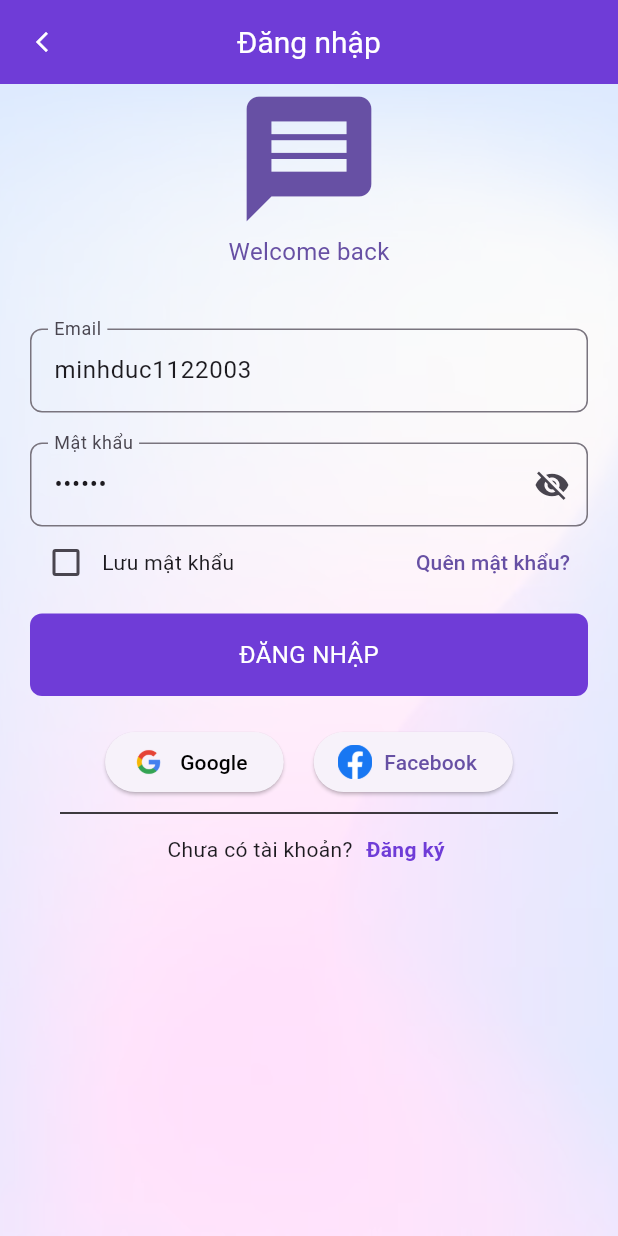
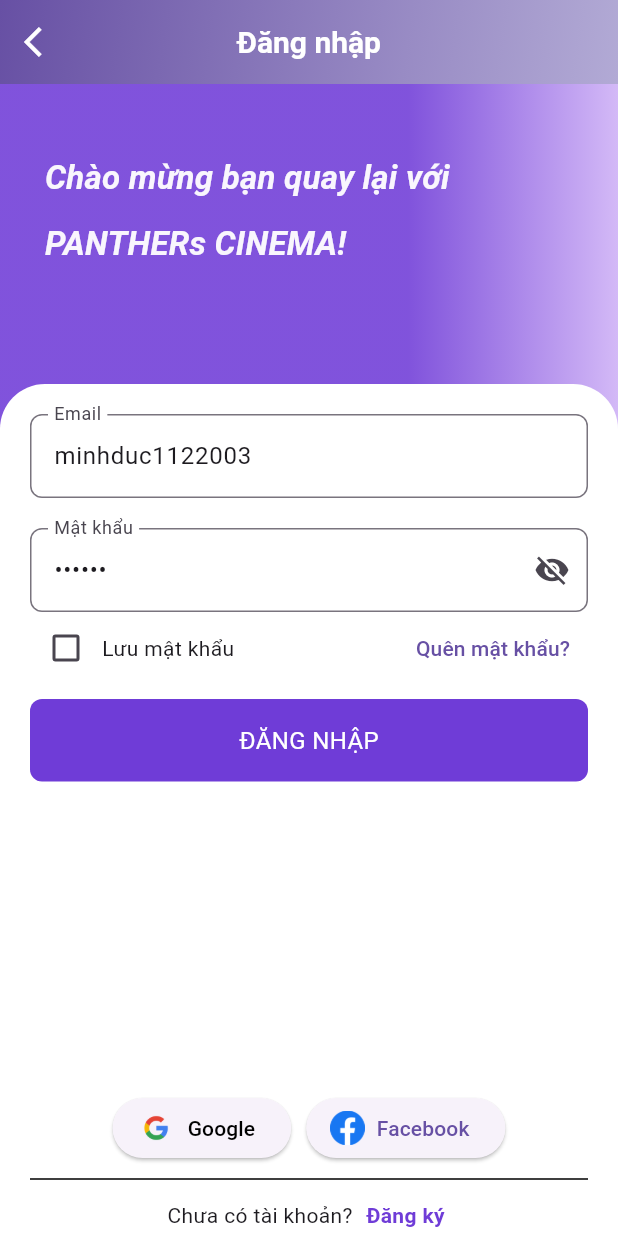
Before and after one commit to Minhduc1122003/APP_MOVIE_TICKET, a Flutter app: the LoginPage screen opened directly, on a phone screen of 412 x 824 dp. Run offline on Flutter 3.47's test engine with Material 3 defaults, Android fonts, the phone set to English and light mode, and no system bars; our stand-ins replace auto_size_text, bloc, curved_navigation_bar, diacritic, equatable, firebase_auth and 6 more; missing offline and left inert: network_info_plus; accounts and stored records are empty; network calls fail.

Commit message:
Nhi update 26/9 form LogIn

```diff
--- a/lib/auth/api_service.dart
+++ b/lib/auth/api_service.dart
@@ -30,7 +30,7 @@
 
     // wifi cf24/24
 
-    baseUrl = 'http://172.20.10.4:8081';
+    baseUrl = 'http://192.168.1.38:8081';
 
     //baseUrl = 'http://192.168.1.33:8081';
 
--- a/lib/pages/login_page/login_page.dart
+++ b/lib/pages/login_page/login_page.dart
@@ -1,17 +1,16 @@
 import 'package:flutter/material.dart';
 import 'package:flutter_app_chat/auth/api_service.dart';
 import 'package:flutter_app_chat/components/animation_page.dart';
-import 'package:flutter_app_chat/components/my_button.dart';
-import 'package:flutter_app_chat/components/my_customIcon_keyboad_left.dart';
-import 'package:flutter_app_chat/components/my_textfield.dart';
 import 'package:flutter_app_chat/models/user_manager.dart';
-import 'package:flutter_app_chat/models/user_model.dart';
 import 'package:flutter_app_chat/pages/home_page/home_page.dart';
 import 'package:flutter_app_chat/pages/login_page/loginBloc/login_bloc.dart';
 import 'package:flutter_app_chat/pages/manager_page/home_manager_page.dart';
-import 'package:flutter_app_chat/pages/register_page/register_page.dart';
 import 'package:flutter_bloc/flutter_bloc.dart';
 import 'package:flutter_easyloading/flutter_easyloading.dart';
+
+import '../../components/my_button.dart';
+import '../../components/my_textfield.dart';
+import '../register_page/register_page.dart';
 
 class LoginPage extends StatefulWidget {
   @override
@@ -22,10 +21,6 @@
   bool _savePassword = false;
   final TextEditingController _emailController = TextEditingController();
   final TextEditingController _passwordController = TextEditingController();
-  // khai báo tiện ích API
-  final ApiService apiService = ApiService();
-  late Future<List<dynamic>> futureData;
-  late Future<User> futureUser;
 
   void _onLoginButtonPressed(BuildContext context) {
     final String email = _emailController.text;
@@ -43,108 +38,126 @@
 
   @override
   Widget build(BuildContext context) {
-    double keyboardHeight = MediaQuery.of(context).viewInsets.bottom;
-    double statusBarHeight = MediaQuery.of(context).padding.top;
+    final bottomInset = MediaQuery.of(context).viewInsets.bottom;
 
     return Scaffold(
       resizeToAvoidBottomInset: true,
       appBar: AppBar(
-        backgroundColor: Color(0XFF6F3CD7),
-        leading: IconButton(
-          icon: Icon(
-            Icons.arrow_back_ios_new_outlined,
+        flexibleSpace: Container(
+          decoration: const BoxDecoration(
+            gradient: LinearGradient(
+              colors: [
+                Color(0xff6750a4),
+                Color(0xffb2aad5),
+              ],
+              begin: Alignment.topLeft,
+              end: Alignment.bottomRight,
+            ),
+          ),
+        ),
+        leading: const Icon(
+          Icons.arrow_back_ios,
           color: Colors.white,
-            size: 16,
         ),
-          onPressed: () {
-            Navigator.of(context).pop();
-          },
+        title: const Text(
+          'Đăng nhập',
+          style: TextStyle(
+            color: Colors.white,
+            fontSize: 20,
+            fontWeight: FontWeight.bold,
           ),
-        title: Text(
-          'Đăng nhập',
-          style: TextStyle(color: Colors.white, fontSize: 20),
         ),
         centerTitle: true,
       ),
-      backgroundColor: Colors.white,
       body: BlocListener<LoginBloc, LoginState>(
         listener: (context, state) async {
           if (state is LoginError) {
-            print('login LoginError');
             EasyLoading.showError('Sai tài khoản hoặc mật khẩu');
           } else if (state is LoginWaiting) {
             EasyLoading.show();
           } else if (state is LoginSuccess) {
             EasyLoading.dismiss();
-            await Future.delayed(Duration(milliseconds: 150));
+            await Future.delayed(const Duration(milliseconds: 150));
             if (UserManager.instance.user?.role == 0) {
               Navigator.pushAndRemoveUntil(
                 context,
                 ZoomPageRoute(page: HomePage()),
-                (Route<dynamic> route) =>
-                    false, // Xóa tất cả các route trước đó
+                (Route<dynamic> route) => false,
               );
             } else {
               Navigator.pushAndRemoveUntil(
                 context,
                 ZoomPageRoute(page: HomeTab()),
-                (Route<dynamic> route) =>
-                    false, // Xóa tất cả các route trước đó
+                (Route<dynamic> route) => false,
               );
             }
           }
         },
         child: Stack(
           children: [
-            // Đặt hình ảnh nền với độ mờ 20%
-            Positioned.fill(
-              child: ColorFiltered(
-                colorFilter: ColorFilter.mode(
-                  Colors.white.withOpacity(0.7),
-                  BlendMode.srcOver,
-                ),
-                child: Image.asset(
-                  'assets/images/background.png',
-                  fit: BoxFit.cover,
+            // Background gradient
+            Container(
+              height: double.infinity,
+              width: double.infinity,
+              decoration: const BoxDecoration(
+                gradient: LinearGradient(
+                  colors: [
+                    Color(0xe06f3cd7),
+                    Color(0xe8cfb3f6),
+                  ],
+                  stops: [0.66, 1.0],
+                  begin: Alignment.centerLeft,
+                  end: Alignment.centerRight,
                 ),
               ),
             ),
-            Positioned.fill(
+            // Welcome message
+            Container(
+              width: double.infinity,
+              padding: const EdgeInsets.fromLTRB(30, 40, 50, 0),
+              child: Align(
+                alignment: Alignment.topCenter,
+                child: Text(
+                  'Chào mừng bạn quay lại với PANTHERs CINEMA!',
+                  style: TextStyle(
+                    color: const Color(0xf2ffffff),
+                    fontSize: 22,
+                    fontWeight: FontWeight.w700,
+                    letterSpacing: 0.1,
+                    height: 2.0,
+                    decoration: TextDecoration.none,
+                    fontStyle: FontStyle.italic,
+                  ),
+                  textAlign: TextAlign.left,
+                ),
+              ),
+            ),
+            // Main login form container
+
+            Padding(
+              padding: const EdgeInsets.only(top: 200.0),
+              child: Container(
+                decoration: const BoxDecoration(
+                  borderRadius: BorderRadius.only(
+                    topLeft: Radius.circular(30),
+                    topRight: Radius.circular(30),
+                  ),
+                  color: Colors.white,
+                ),
                 child: Padding(
-                padding: EdgeInsets.fromLTRB(20, 0, 20, 10),
+                  padding: const EdgeInsets.symmetric(horizontal: 20.0),
                   child: Column(
-                  mainAxisAlignment: MainAxisAlignment.spaceBetween,
-                  children: <Widget>[
+                    children: [
                       Expanded(
                         child: SingleChildScrollView(
-                        padding: EdgeInsets.only(bottom: keyboardHeight),
                           child: Column(
-                          mainAxisSize: MainAxisSize.min,
-                          mainAxisAlignment: MainAxisAlignment.center,
-                          crossAxisAlignment: CrossAxisAlignment.center,
-                          children: <Widget>[
-                            Icon(
-                              Icons.message,
-                              size: 100,
-                              color: Theme.of(context).colorScheme.primary,
-                            ),
-                            Text(
-                              'Welcome back',
-                              style: TextStyle(
-                                color: Theme.of(context).colorScheme.primary,
-                                fontSize: 16,
-                              ),
-                            ),
-                            const SizedBox(height: 40),
-
-                            // Email textfield
+                            children: [
+                              const SizedBox(height: 20),
                               MyTextfield(
                                 placeHolder: "Email",
                                 controller: _emailController,
                               ),
                               const SizedBox(height: 20),
-
-                            // Password textfield
                               MyTextfield(
                                 isPassword: true,
                                 placeHolder: "Mật khẩu",
@@ -159,7 +172,24 @@
                                 onTap: () => _onLoginButtonPressed(context),
                               ),
                               const SizedBox(height: 20),
-
+                            ],
+                          ),
+                        ),
+                      ),
+                    ],
+                  ),
+                ),
+              ),
+            ),
+            // Footer that disappears when keyboard is visible
+            if (bottomInset == 0) // Only show this when keyboard is not visible
+              Positioned(
+                bottom: 0,
+                left: 0,
+                right: 0,
+                child: Column(
+                  mainAxisSize: MainAxisSize.min,
+                  children: [
                     Row(
                       mainAxisAlignment: MainAxisAlignment.center,
                       children: [
@@ -177,10 +207,10 @@
                             style: TextStyle(color: Colors.black),
                           ),
                         ),
-                                const SizedBox(width: 20),
+                        const SizedBox(width: 10),
                         ElevatedButton.icon(
                           onPressed: () {
-                                    // Handle Facebook login
+                            // Xử lý đăng nhập Facebook
                           },
                           icon: Image.asset(
                             'assets/images/logo_facebook.png',
@@ -191,10 +221,6 @@
                         ),
                       ],
                     ),
-                            Align(
-                              alignment: Alignment.bottomCenter,
-                              child: Column(
-                                children: [
                     const Divider(
                       height: 20,
                       thickness: 1,
@@ -203,20 +229,19 @@
                       color: Colors.black,
                     ),
                     Padding(
-                                    padding:
-                                        const EdgeInsets.symmetric(vertical: 0),
+                      padding: const EdgeInsets.symmetric(vertical: 0),
                       child: Row(
-                                      mainAxisAlignment:
-                                          MainAxisAlignment.center,
+                        mainAxisAlignment: MainAxisAlignment.center,
                         children: [
                           const Text('Chưa có tài khoản?'),
-                                        SizedBox(width: 5),
+                          const SizedBox(width: 5),
                           InkWell(
                             onTap: () {
                               Navigator.push(
                                 context,
                                 SlideFromRightPageRoute(
-                                                  page: RegisterPage()),
+                                  page: RegisterPage(),
+                                ),
                               );
                             },
                             child: const Padding(
@@ -225,7 +250,8 @@
                                 'Đăng ký',
                                 style: TextStyle(
                                   fontWeight: FontWeight.bold,
-                                                  color: Color(0XFF6F3CD7)),
+                                  color: Color(0XFF6F3CD7),
+                                ),
                               ),
                             ),
                           ),
@@ -233,14 +259,6 @@
                       ),
                     ),
                   ],
-                              ),
-                            ),
-                          ],
-                        ),
-                      ),
-                    ),
-                  ],
-                ),
                 ),
               ),
           ],
@@ -268,7 +286,6 @@
         ),
         TextButton(
           onPressed: () {
-            // TODO: Handle forgot password action
             print('Quên mật khẩu');
           },
           child: const Text('Quên mật khẩu?'),
--- a/lib/pages/register_page/createAccount_bloc/createAccount_bloc.dart
+++ b/lib/pages/register_page/createAccount_bloc/createAccount_bloc.dart
@@ -1,8 +1,5 @@
 import 'package:bloc/bloc.dart';
 import 'package:flutter_app_chat/auth/api_service.dart';
-import 'package:flutter_app_chat/models/user_manager.dart';
-import 'package:flutter_app_chat/models/user_model.dart';
-
 import 'package:flutter_bloc/flutter_bloc.dart';
 
 part 'createAccount_event.dart';
@@ -32,7 +29,7 @@
           email, password, username, fullname, phoneNumber, photo);
 
       if (response['message'] == 'Account created successfully') {
-        print("Đăng ký tài khoan thành công");
+        print("Đăng ký tài khoản thành công");
 
         emit(CreateAccountSuccess());
       } else {
--- a/lib/pages/register_page/sendCodeBloc/sendcode_bloc.dart
+++ b/lib/pages/register_page/sendCodeBloc/sendcode_bloc.dart
@@ -1,6 +1,6 @@
 import 'package:bloc/bloc.dart';
 import 'package:flutter_app_chat/auth/api_service.dart';
-import 'package:meta/meta.dart';
+import 'package:logger/logger.dart';
 
 part 'sendcode_event.dart';
 part 'sendcode_state.dart';
@@ -9,9 +9,11 @@
   SendCodeBloc() : super(SendCodeInitial()) {
     on<SendCode>(_sendcode);
   }
+  final logger = Logger();
   void _sendcode(SendCode event, Emitter<SendCodeState> emit) async {
     emit(SendCodeWaiting());
-    print('Đã vào _sendcode');
+    logger.d(
+        'Đã vào _sendcode'); // d là viết tắt của debug, có thể dùng e cho error hoặc w cho warning
     try {
       // Lấy thông tin từ event
       String title = event.title;
--- a/lib/themes/dark_mode.dart
+++ b/lib/themes/dark_mode.dart
@@ -2,11 +2,10 @@
 
 ThemeData lightMode = ThemeData(
   colorScheme: ColorScheme.light(
-    background: Colors.grey.shade300,
+    surface: Colors.grey.shade300,
     primary: Colors.grey.shade500,
     secondary: Colors.grey.shade200,
     tertiary: Colors.white,
     inversePrimary: Colors.grey.shade900,
   ),
-
 );
--- a/lib/themes/light_mode.dart
+++ b/lib/themes/light_mode.dart
@@ -2,7 +2,7 @@
 
 ThemeData lightMode = ThemeData(
   colorScheme: ColorScheme.light(
-    background: Colors.grey.shade300,
+    surface: Colors.grey.shade300,
     primary: Colors.grey.shade500,
     secondary: Colors.grey.shade200,
     tertiary: Colors.black,
--- a/pubspec.yaml
+++ b/pubspec.yaml
@@ -15,6 +15,7 @@
   fluttertoast: ^8.2.8
   flutter_easyloading: ^3.0.5
   flutter_bloc: ^8.1.6
+  meta: ^1.15.0
   path_provider: ^2.1.4
   http: ^1.2.2
   flutter_lints: ^4.0.0
@@ -27,6 +28,8 @@
   auto_size_text: ^3.0.0
   lottie: ^3.1.2
   diacritic: ^0.1.5
+  google_fonts: ^6.2.1
+  logger: ^2.4.0
 #  youtube_player_flutter: ^9.0.3
   page_transition: ^2.1.0
   cached_network_image: ^3.4.1
```
Also changed, not shown: pubspec.lock. Lines whose indentation alone changed are shown as unchanged.
